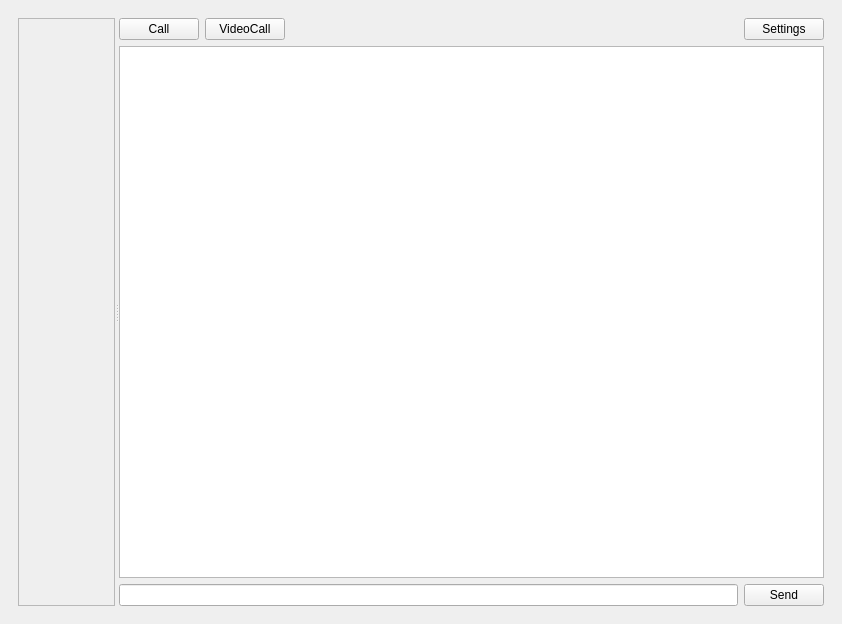
lucky-rydar/miMessage, file miMessageClient/mainwindow.ui: the form before one commit.
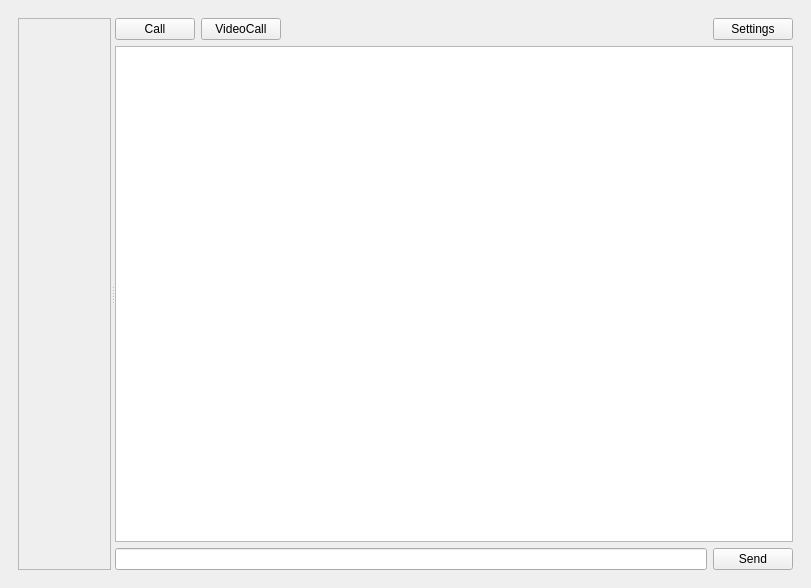
The form after the commit.

Commit message: Updated list of all chats

```diff
--- a/miMessageClient/mainwindow.ui
+++ b/miMessageClient/mainwindow.ui
@@ -6,8 +6,8 @@
    <rect>
     <x>0</x>
     <y>0</y>
-    <width>842</width>
-    <height>624</height>
+    <width>811</width>
+    <height>588</height>
    </rect>
   </property>
   <property name="windowTitle">
@@ -312,8 +312,8 @@
              <rect>
               <x>0</x>
               <y>0</y>
-              <width>265</width>
-              <height>586</height>
+              <width>255</width>
+              <height>550</height>
              </rect>
             </property>
             <layout class="QVBoxLayout" name="verticalLayout_7">
```
Left out of the diff: 3 changed lines with no effect on the pictures.
